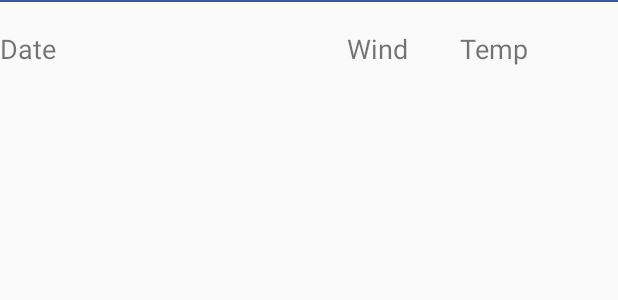
After one commit to OlehSmirnov/codaline-final-project, an Android app: the layout recycler_item.xml on its own in the app's theme, with its tools: preview values and no code run, on a phone screen of 412 x 824 dp. The commit adds this screen. Shown: the top 300 px of the screen. Run offline under Robolectric (Android 15) with nearby library versions, the phone set to English and light mode, and no system bars.

Commit message:
Refactoring, bugfix, added UI, recyclerView, small upgrades

```diff
--- a/app/build.gradle
+++ b/app/build.gradle
@@ -31,6 +31,8 @@ dependencies {
     compile 'com.squareup.okhttp3:logging-interceptor:3.6.0'
     compile 'com.github.bumptech.glide:glide:3.7.0'
     compile 'com.jakewharton:butterknife:8.5.1'
+    compile 'com.android.support:design:25.3.1'
+    compile 'com.android.support.constraint:constraint-layout:1.0.2'
+    testCompile 'junit:junit:4.12'
     annotationProcessor 'com.jakewharton:butterknife-compiler:8.5.1'
-    testCompile 'junit:junit:4.12'
 }
--- /dev/null
+++ b/app/src/main/res/layout/recycler_item.xml
@@ -0,0 +1,53 @@
+<?xml version="1.0" encoding="utf-8"?>
+<RelativeLayout xmlns:android="http://schemas.android.com/apk/res/android"
+    android:orientation="horizontal" android:layout_width="wrap_content"
+    android:layout_height="wrap_content">
+
+    <TextView
+        android:id="@+id/rv_item_date"
+        android:text="Date"
+        android:textSize="18sp"
+        android:layout_marginTop="20dp"
+        android:layout_alignParentStart="true"
+        android:layout_alignParentLeft="true"
+        android:layout_width="wrap_content"
+        android:layout_height="wrap_content" />
+
+    <TextView
+        android:id="@+id/rv_item_wind"
+        android:text="Wind"
+        android:textSize="18sp"
+        android:layout_width="wrap_content"
+        android:layout_height="wrap_content"
+        android:layout_alignBottom="@+id/rv_item_temp"
+        android:layout_toLeftOf="@+id/rv_item_icon"
+        android:layout_toStartOf="@+id/rv_item_icon"
+        android:layout_marginRight="80dp"
+        android:layout_marginEnd="80dp" />
+
+    <TextView
+        android:id="@+id/rv_item_temp"
+        android:text="Temp"
+        android:textSize="18sp"
+        android:layout_width="wrap_content"
+        android:layout_height="wrap_content"
+        android:layout_alignParentTop="true"
+        android:layout_marginTop="20dp"
+        android:layout_toLeftOf="@+id/rv_item_icon"
+        android:layout_toStartOf="@+id/rv_item_icon" />
+
+    <ImageView
+        android:id="@+id/rv_item_icon"
+        android:layout_width="60dp"
+        android:layout_height="60dp"
+        android:layout_below="@+id/view"
+        android:layout_alignParentRight="true"
+        android:layout_alignParentEnd="true" />
+
+    <View
+        android:layout_width="match_parent"
+        android:layout_height="1dp"
+        android:background="@color/colorPrimary"
+        android:id="@+id/view" />
+
+</RelativeLayout>
--- a/app/src/main/res/values/colors.xml
+++ b/app/src/main/res/values/colors.xml
@@ -3,5 +3,5 @@
     <color name="colorPrimary">#3F51B5</color>
     <color name="colorPrimaryDark">#303F9F</color>
     <color name="colorAccent">#FF4081</color>
-    <color name="colorWhite">#FFFFFF</color>
+    <color name="colorWhite">#ffffff</color>
 </resources>
```
Also changed, not shown: app/src/main/AndroidManifest.xml (+9 -5 lines), app/src/main/java/com/olegsmirnov/codalinefinalproject/MainActivity.java (+147 -46 lines), app/src/main/java/com/olegsmirnov/codalinefinalproject/MainForecastActivity.java (added, +27 -0 lines), app/src/main/java/com/olegsmirnov/codalinefinalproject/MyAdapter.java (added, +61 -0 lines), app/src/main/java/com/olegsmirnov/codalinefinalproject/MyLocationListener.java (deleted, +0 -59 lines), app/src/main/java/com/olegsmirnov/codalinefinalproject/WeatherData.java (+100 -46 lines), app/src/main/res/layout/activity_main.xml (+57 -1 lines), app/src/main/res/layout/activity_main_forecast.xml (added, +12 -0 lines).
